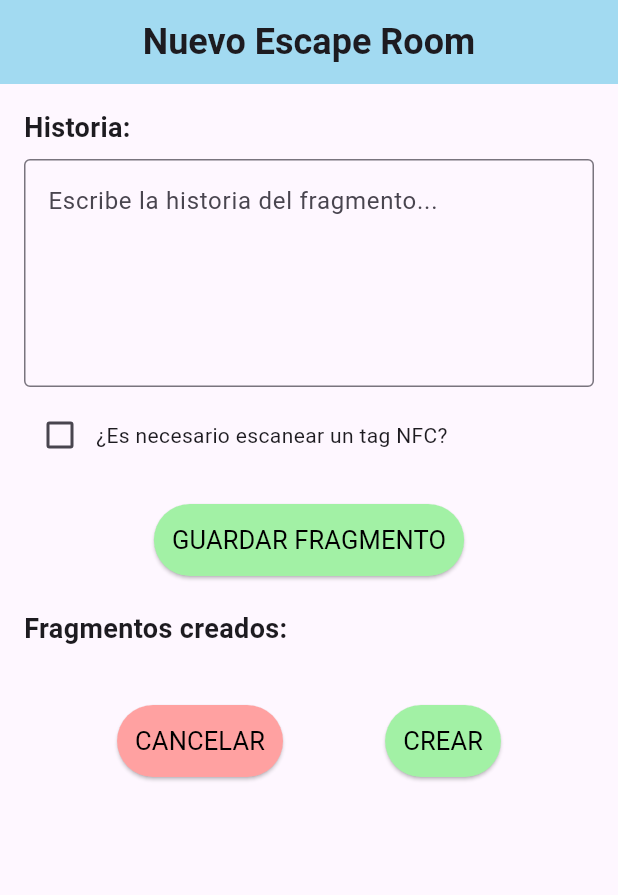
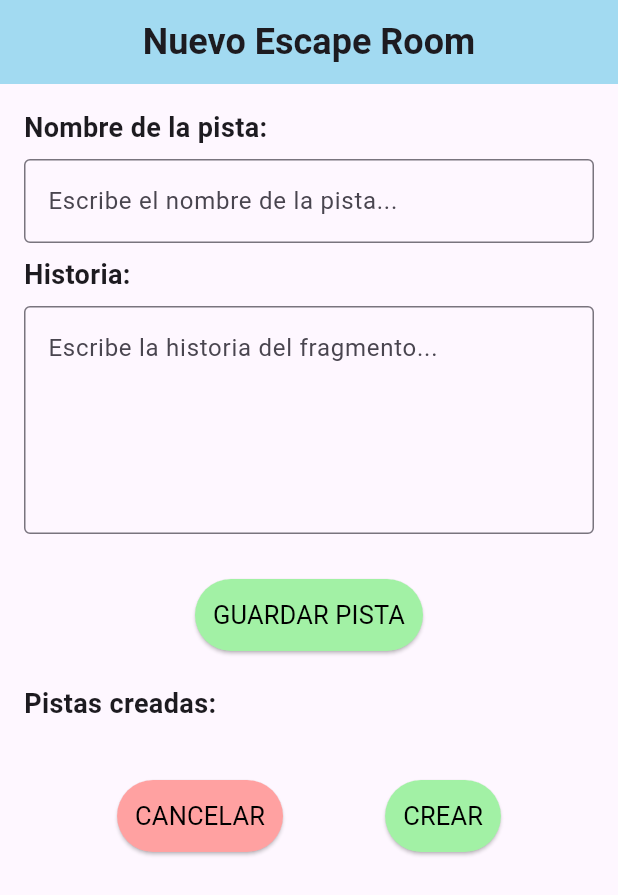
Before and after one commit to FrJ03/escape_go_mobile, a Flutter app: the CreateEscapeRoomScreen screen opened directly, on a phone screen of 412 x 824 dp. Shown: the top 895 px of the screen. Run offline on Flutter 3.47's test engine with Material 3 defaults, Android fonts, the phone set to English and light mode, and no system bars; our stand-ins replace image_picker; statements that could not run were skipped.

Commit message:
fix: modify create clue view to ask the user for the correct data

```diff
--- a/lib/view/admin/create_escape2.dart
+++ b/lib/view/admin/create_escape2.dart
@@ -56,6 +56,20 @@ class _CreateEscapeRoomScreenState extends State<CreateEscapeRoomScreen> {
             crossAxisAlignment: CrossAxisAlignment.start,
             children: [
               Text(
+                'Nombre de la pista:',
+                style: TextStyle(fontSize: 18, fontWeight: FontWeight.bold),
+              ),
+              SizedBox(height: 8),
+              TextField(
+                controller: controller.nameController,
+                maxLines: 1,
+                decoration: InputDecoration(
+                  hintText: 'Escribe el nombre de la pista...',
+                  border: OutlineInputBorder(),
+                ),
+              ),
+              SizedBox(height: 8),
+              Text(
                 'Historia:',
                 style: TextStyle(fontSize: 18, fontWeight: FontWeight.bold),
               ),
@@ -69,23 +83,11 @@ class _CreateEscapeRoomScreenState extends State<CreateEscapeRoomScreen> {
                 ),
               ),
               SizedBox(height: 8),
-              Row(
-                children: [
-                  Checkbox(
-                    value: controller.requiresNFC,
-                    onChanged: (value) {
-                      setState(() {
-                        controller.requiresNFC = value!;
-                      });
-                    },
-                  ),
-                  Text('¿Es necesario escanear un tag NFC?'),
-                ],
-              ),
+
               SizedBox(height: 16),
               Center(
                 child: CustomButton(
-                  value: 'GUARDAR FRAGMENTO',
+                  value: 'GUARDAR PISTA',
                   color: Color(0xFFA2F1A5),
                   onPressed: () => setState(() {
                     controller.addFragment(() {
@@ -97,7 +99,7 @@ class _CreateEscapeRoomScreenState extends State<CreateEscapeRoomScreen> {
 
               SizedBox(height: 16),
               Text(
-                'Fragmentos creados:',
+                'Pistas creadas:',
                 style: TextStyle(fontSize: 18, fontWeight: FontWeight.bold),
               ),
               ...controller.fragments.asMap().entries.map((entry) {
@@ -107,9 +109,9 @@ class _CreateEscapeRoomScreenState extends State<CreateEscapeRoomScreen> {
                   padding: const EdgeInsets.symmetric(vertical: 4.0),
                   child: Card(
                     child: ListTile(
-                      title: Text('Fragmento ${index + 1}'),
+                      title: Text('$index ${fragment['name']}'),
                       subtitle: Text(
-                        '${fragment['story']}\nRequiere NFC: ${fragment['requiresNFC'] ? 'Sí' : 'No'}',
+                        '${fragment['info']}',
                       ),
                     ),
                   ),
```
